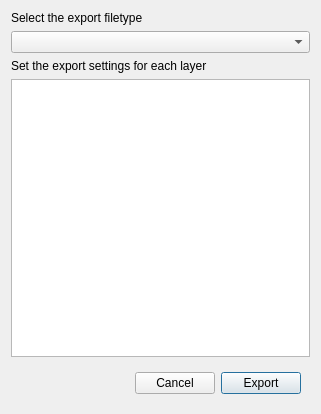
First picture: the form in glue_ar/export_dialog.ui, repository glue-viz/glue-ar, before the edit.
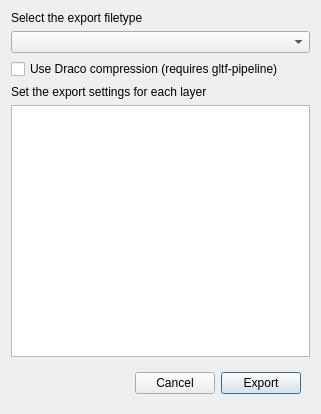
Second picture: the form after the edit.

Commit message: Make Draco compression optional.

Diff of the .ui file:
```diff
--- a/glue_ar/export_dialog.ui
+++ b/glue_ar/export_dialog.ui
@@ -15,10 +15,14 @@
   </property>
   <layout class="QGridLayout" name="gridLayout">
    <item row="3" column="0">
-    <widget class="QListWidget" name="listsel_layer"/>
+    <widget class="QLabel" name="label_settings_message">
+     <property name="text">
+      <string>Set the export settings for each layer</string>
+     </property>
+    </widget>
    </item>
    <item row="4" column="0">
-    <layout class="QFormLayout" name="layer_layout"/>
+    <widget class="QListWidget" name="listsel_layer"/>
    </item>
    <item row="5" column="0">
     <widget class="QWidget" name="widget" native="true">
@@ -70,9 +74,9 @@
     <widget class="QComboBox" name="combosel_filetype"/>
    </item>
    <item row="2" column="0">
-    <widget class="QLabel" name="label_settings_message">
+    <widget class="QCheckBox" name="bool_draco">
      <property name="text">
-      <string>Set the export settings for each layer</string>
+      <string>Use Draco compression (requires gltf-pipeline)</string>
      </property>
     </widget>
    </item>
```
Left out of the diff: 5 changed lines with no effect on the pictures. The commit also changes 6 other files.
